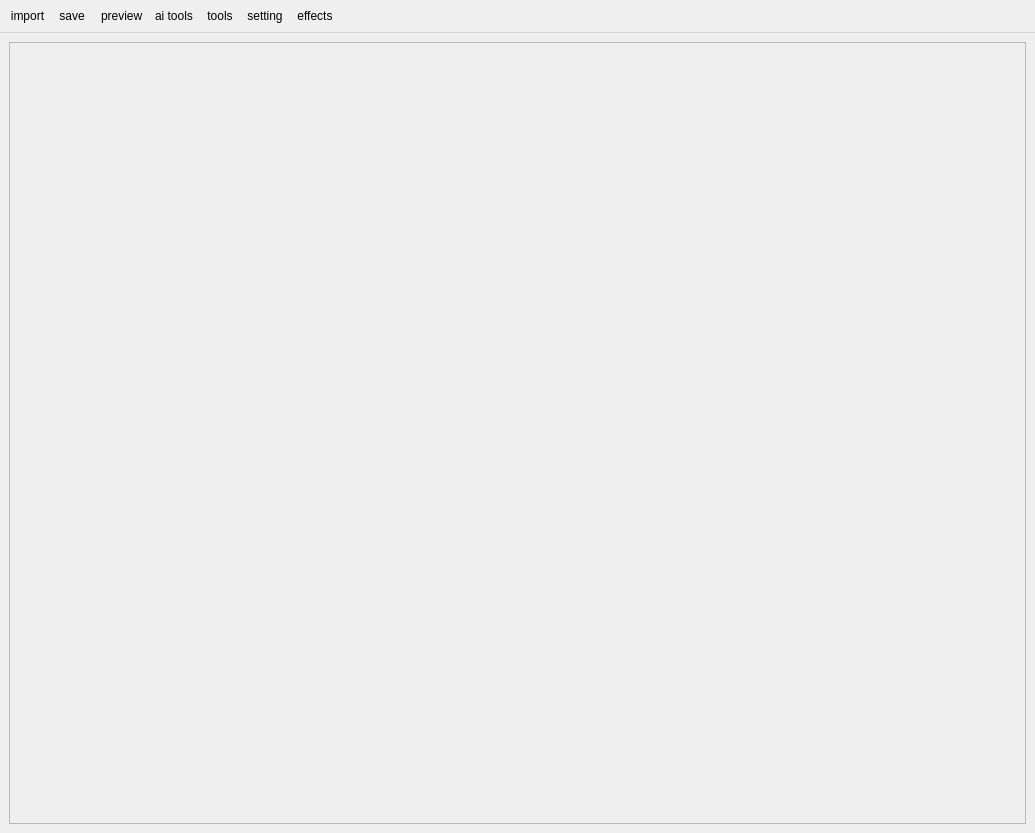
Qt form editor.ui (alekssworm/ai_editor_images) before a commit.
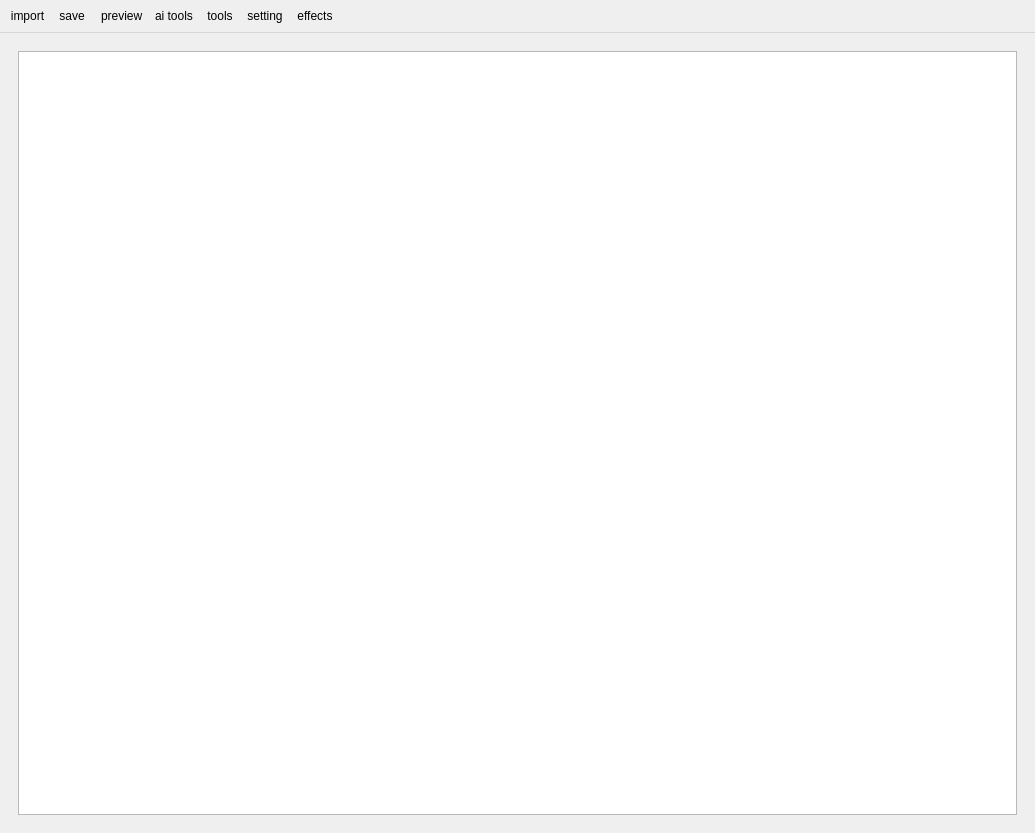
The same form after that commit.

What changed in the file:
```diff
--- a/editor.ui
+++ b/editor.ui
@@ -15,14 +15,13 @@
   </property>
   <widget class="QWidget" name="centralwidget">
    <layout class="QGridLayout" name="gridLayout">
-    <item row="0" column="0">
-     <widget class="QFrame" name="frame">
-      <property name="frameShape">
-       <enum>QFrame::Shape::StyledPanel</enum>
-      </property>
-      <property name="frameShadow">
-       <enum>QFrame::Shadow::Raised</enum>
-      </property>
+    <item row="1" column="0">
+     <widget class="QWidget" name="widget" native="true">
+      <layout class="QGridLayout" name="gridLayout_2">
+       <item row="0" column="0">
+        <widget class="QGraphicsView" name="graphicsView"/>
+       </item>
+      </layout>
      </widget>
     </item>
    </layout>
```
